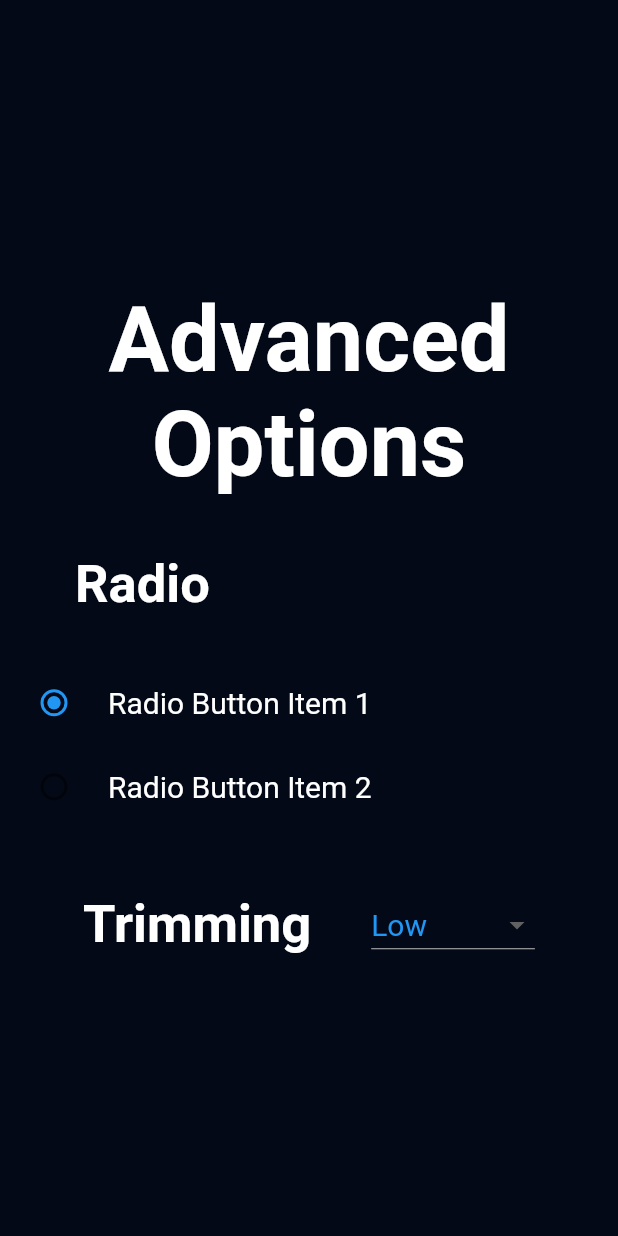
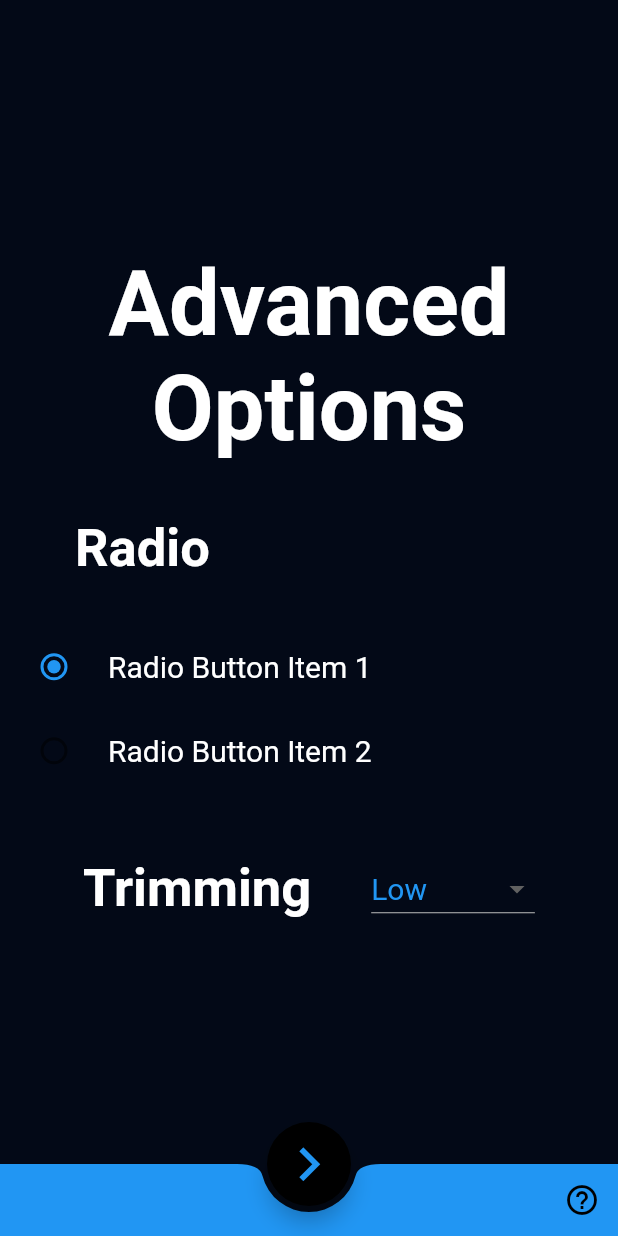
Before and after one commit to 0xAdityaSingh/TheApp, a Flutter app: the advance screen opened directly, on a phone screen of 412 x 824 dp. Run offline on Flutter 3.47's test engine with Material 2 defaults, Android fonts, the phone set to English and light mode, and no system bars; our stand-ins replace permission_handler; missing offline and left inert: flutter_local_notifications_extended, ssh.

Commit message:
alert box

```diff
--- a/lib/advance.dart
+++ b/lib/advance.dart
@@ -1,13 +1,17 @@
 import 'package:flutter/material.dart';
+
+import 'src/pages/_ssh.dart';
 
 String _value = "1";
 Color _selectedColor=Color.fromRGBO(3, 9, 23, 1);
 class advance extends StatefulWidget {
   @override
-  _advanceState createState() => _advanceState();
+  advanceState createState() => advanceState();
 }
 
-class _advanceState extends State<advance> {
+class advanceState extends State<advance> {
+  static String GEOID = "";
+  static int ENDPOINT = 2;
   @override
   Widget build(BuildContext context) {
     return Scaffold(
@@ -79,7 +83,54 @@ class _advanceState extends State<advance> {
     ),
         ],
       ),
-
+       floatingActionButton: FloatingActionButton(
+        backgroundColor: Colors.black,
+        child: const Icon(
+          Icons.navigate_next,
+          size: 45,
+          color: Colors.blue,
+        ),
+        onPressed: () {
+          Navigator.push(
+            context,
+            MaterialPageRoute(builder: (context) {
+              // IndexState.GEOID = _geoController.text;
+              IndexState.GEOID = GEOID;
+              IndexState.ENDPOINT = ENDPOINT;
+              return IndexPage();
+            }),
+          );
+        },
+      ),
+      bottomNavigationBar: BottomAppBar(
+        shape: CircularNotchedRectangle(),
+        child: new Row(
+          mainAxisSize: MainAxisSize.max,
+          mainAxisAlignment: MainAxisAlignment.end,
+          children: <Widget>[
+            IconButton(
+              icon: Icon(Icons.help_outline),
+              color: Colors.black,
+              onPressed: () {
+                showDialog(
+                    context: context,
+                    builder: (BuildContext context) => new AlertDialog(
+                          title: new Text(
+                            "Advance Options",
+                            style: TextStyle(color: Colors.blue),
+                          ),
+                          content: new Text("XXXXXXXXX"),// enter the details to show in alert box
+                          elevation: 24,
+                          shape: RoundedRectangleBorder(
+                              borderRadius: new BorderRadius.circular(10.0)),
+                        ));
+              },
+            ),
+          ],
+        ),
+        color: Colors.blue,
+      ),
+      floatingActionButtonLocation: FloatingActionButtonLocation.centerDocked,
     );
   }
 }
```
Also changed, not shown: lib/src/pages/_ssh.dart (+39 -58 lines), lib/src/pages/geo.dart (+7 -6 lines), 2 other files.
